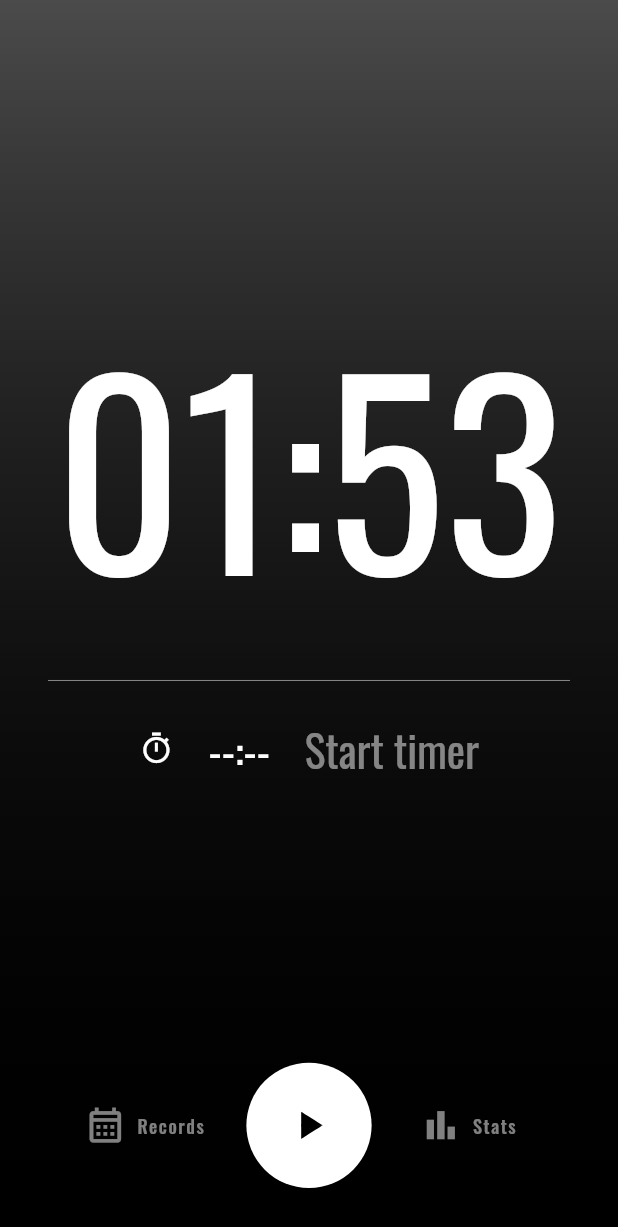
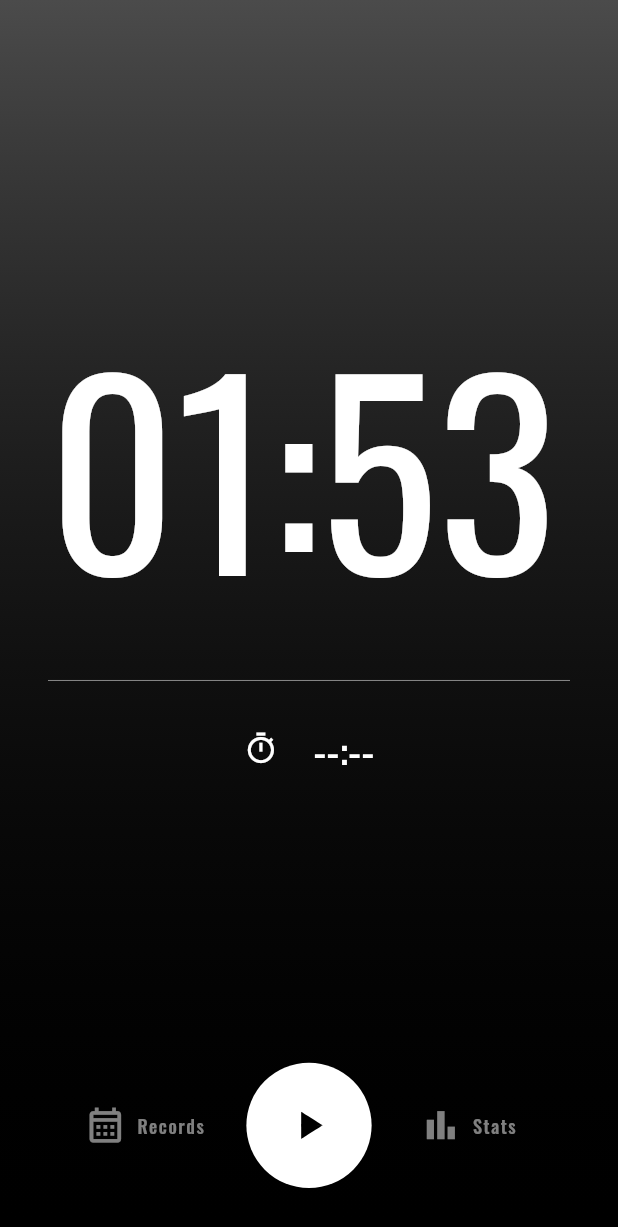
Before and after one commit to TobiasRitter/time_tracker, a Flutter app: the screen it shows after launch, on a phone screen of 412 x 824 dp. Shown: the top 1227 px of the screen. Run offline on Flutter 3.47's test engine with Material 2 defaults, Android fonts, the phone set to English and light mode, and no system bars; our stand-ins replace fl_chart, google_fonts, table_calendar.

```diff
--- a/lib/home_page.dart
+++ b/lib/home_page.dart
@@ -71,16 +71,9 @@ class _HomePageState extends State<HomePage> with TickerProviderStateMixin {
                         child: FittedBox(
                           child: SizedBox(
                             width: 84,
-                            child: Row(
-                              mainAxisAlignment: MainAxisAlignment.center,
-                              children: [
-                                Text(
-                                  "01:53",
-                                  style: Theme.of(context)
-                                      .textTheme
-                                      .headlineMedium,
-                                ),
-                              ],
+                            child: Text(
+                              "01:53",
+                              style: Theme.of(context).textTheme.headlineMedium,
                             ),
                           ),
                         ),
--- a/lib/session_info.dart
+++ b/lib/session_info.dart
@@ -30,13 +30,15 @@ class SessionInfo extends StatelessWidget {
                       style: Theme.of(context).textTheme.headlineMedium,
                     ),
                   ),
-                  Padding(
-                    padding: const EdgeInsets.symmetric(horizontal: 16.0),
-                    child: Text(
-                      running ? "1h 30min" : "Start timer",
-                      style: Theme.of(context).textTheme.headlineSmall,
-                    ),
-                  ),
+                  running
+                      ? Padding(
+                          padding: const EdgeInsets.symmetric(horizontal: 16.0),
+                          child: Text(
+                            "1h 30min",
+                            style: Theme.of(context).textTheme.headlineSmall,
+                          ),
+                        )
+                      : Container(),
                 ],
               ),
             ),
```
